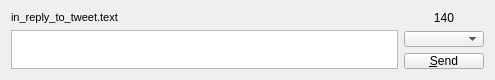
Old version of the form lib/twitrrerr/ui/compose_widget.ui in the repository nilsding/twitrrerr.
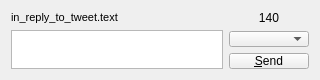
New version of the form.

What changed in the file:
```diff
--- a/lib/twitrrerr/ui/compose_widget.ui
+++ b/lib/twitrrerr/ui/compose_widget.ui
@@ -6,7 +6,7 @@
    <rect>
     <x>0</x>
     <y>0</y>
-    <width>495</width>
+    <width>320</width>
     <height>80</height>
    </rect>
   </property>
```
